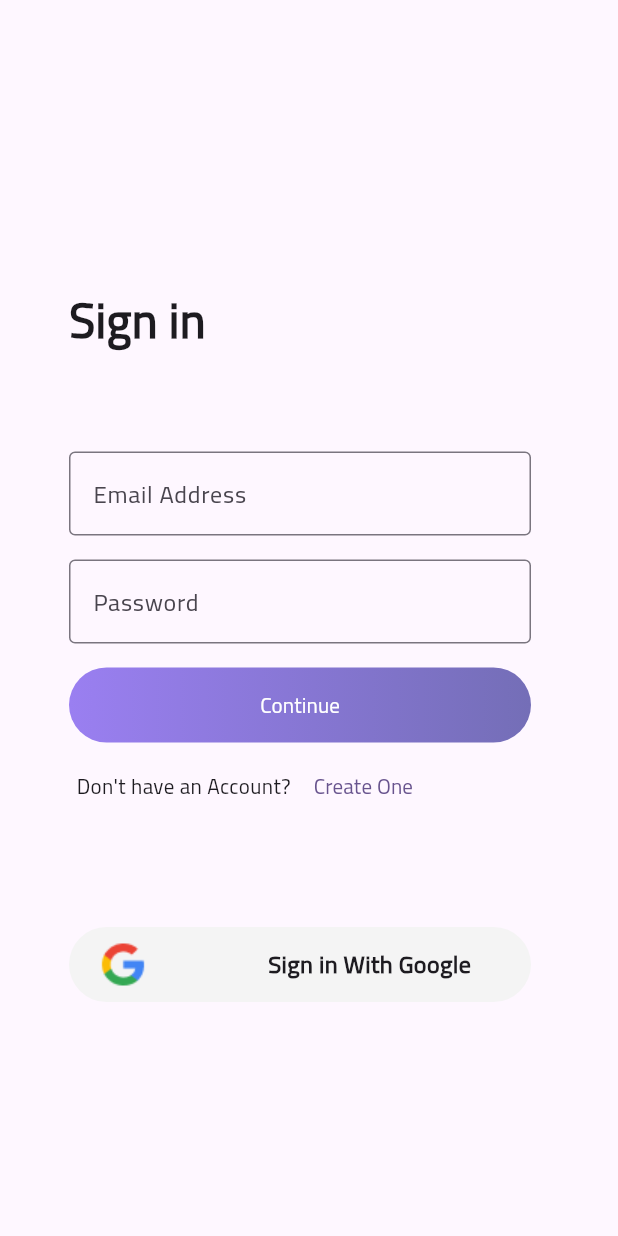
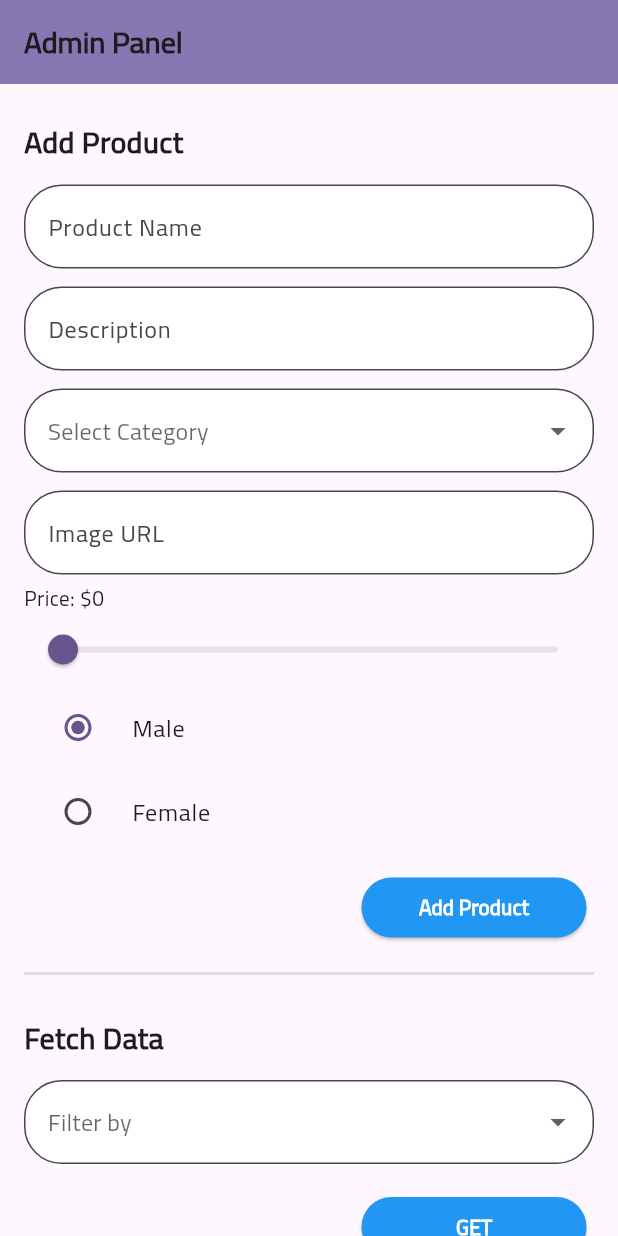
Before and after one commit to mohamedmahmoud1212/stylesphere, a Flutter app: the screen it shows after launch, on a phone screen of 412 x 824 dp. Run offline on Flutter 3.47's test engine with Material 3 defaults, Android fonts, the phone set to English and light mode, and no system bars; our stand-ins replace bloc, cloud_firestore, firebase_auth, firebase_core, google_sign_in, hexcolor and 2 more; missing offline and left inert: backendless_sdk; accounts and stored records are empty.

Commit message:
admin panel

```diff
--- a/lib/main.dart
+++ b/lib/main.dart
@@ -1,7 +1,7 @@
 import 'package:flutter/material.dart';
 import 'package:stylesphere/controllers/sharedpre.dart';
 import 'package:firebase_core/firebase_core.dart';
-import 'package:stylesphere/screen/LoginScreen.dart';
+import 'package:stylesphere/screen/adminPanel.dart';
 import 'package:stylesphere/screen/home_screen.dart';
 import 'package:stylesphere/screen/sign_proccess/signin_screen.dart';
 import '../firebase_options.dart';
@@ -34,7 +34,7 @@ class MyApp extends StatelessWidget {
         colorScheme: ColorScheme.fromSeed(seedColor: Colors.deepPurple),
         useMaterial3: true,
       ),
-      home: SignIn(),
+      home: AdminPanel(),
     );
   }
 }
--- /dev/null
+++ b/lib/screen/adminPanel.dart
@@ -0,0 +1,300 @@
+// ignore: file_names
+import 'package:flutter/material.dart';
+import 'package:stylesphere/controllers/firebase_func.dart';
+
+class AdminPanel extends StatefulWidget {
+  @override
+  _AdminPanelState createState() => _AdminPanelState();
+}
+
+class _AdminPanelState extends State<AdminPanel> {
+  final TextEditingController _nameController = TextEditingController();
+  final TextEditingController _descriptionController = TextEditingController();
+  final TextEditingController _imageController = TextEditingController();
+  final TextEditingController _GUIDController = TextEditingController();
+  final TextEditingController _emailController = TextEditingController();
+  String? _selectedCategory;
+  String? _selectedCategory2;
+
+  String? _selectedGender = 'Male';
+  String? _selectedGender2 = 'Male';
+
+  double _price = 0.0;
+  double _price2 = 0.0;
+
+  String? _fetchFilter;
+  final Map<String, Widget> _fetchInputs = {};
+  final List<String> _categoriesMale = [
+    'Top',
+    'Bottom',
+    'Shoes',
+    'Bags',
+    'Accessories'
+  ];
+  final List<String> _categoriesFemale = [
+    'Top',
+    'Bottom',
+    'Dress',
+    'Shoes',
+    'Accessories',
+    'Bags',
+    'Makeup',
+    'SkinCare'
+  ];
+  final List<String> _fetchOptions = [
+    'All',
+    'Filter by Name',
+    'Filter by Category',
+    'Filter by Gender',
+    'Filter by Price'
+  ];
+
+  @override
+  Widget build(BuildContext context) {
+    return Scaffold(
+      appBar: AppBar(
+        title:
+            Text("Admin Panel", style: TextStyle(fontWeight: FontWeight.bold)),
+        backgroundColor: Color(0xFF8678B2),
+      ),
+      body: SingleChildScrollView(
+        child: Padding(
+          padding: EdgeInsets.all(16.0),
+          child: Column(
+            crossAxisAlignment: CrossAxisAlignment.start,
+            children: [
+              _buildSectionTitle("Add Product"),
+              _buildTextField(_nameController, "Product Name"),
+              _buildTextField(_descriptionController, "Description"),
+              _buildDropdown("Select Category", _getAvailableCategories(),
+                  (value) {
+                setState(() {
+                  _selectedCategory = value;
+                });
+              }, _selectedCategory),
+              _buildTextField(_imageController, "Image URL"),
+              _buildPriceSlider(),
+              _buildGenderRadioButtons(),
+              _space(),
+              _buildActionButtonRow(
+                  "Add Product", Colors.blue, _handleAddProduct),
+              _space(),
+              _buildDivider(),
+              _space(),
+              _buildSectionTitle("Fetch Data"),
+              _buildDropdown("Filter by", _fetchOptions, (value) {
+                setState(() {
+                  _fetchFilter = value;
+                  _fetchInputs['input'] = _createFetchInput();
+                });
+              }, _fetchFilter),
+              _fetchInputs['input'] ?? SizedBox.shrink(),
+              _space(),
+              _buildActionButtonRow("GET", Colors.blue, _handleFetchData),
+              _space(),
+              _buildDivider(),
+              _buildSectionTitle("Delete Product"),
+              _buildTextField(_GUIDController, "Product GUID"),
+              _space(),
+              _buildActionButtonRow(
+                  "Delete Product", Colors.red, _handleDeleteProduct),
+              _space(),
+              _buildDivider(),
+              _buildSectionTitle("Delete User"),
+              _buildTextField(_emailController, "User Email"),
+              _space(),
+              _buildActionButtonRow(
+                  "Delete User", Colors.red, _handleDeleteUser),
+              _space(),
+            ],
+          ),
+        ),
+      ),
+    );
+  }
+
+  Widget _buildSectionTitle(String title) {
+    return Padding(
+      padding: const EdgeInsets.symmetric(vertical: 8.0),
+      child: Text(
+        title,
+        style: TextStyle(fontSize: 20, fontWeight: FontWeight.bold),
+      ),
+    );
+  }
+
+  Widget _buildTextField(TextEditingController controller, String label) {
+    return Padding(
+      padding: const EdgeInsets.symmetric(vertical: 6.0),
+      child: TextField(
+        controller: controller,
+        decoration: InputDecoration(
+          labelText: label,
+          filled: true,
+          fillColor: Colors.white,
+          border: OutlineInputBorder(borderRadius: BorderRadius.circular(25.0)),
+        ),
+      ),
+    );
+  }
+
+  Widget _buildDropdown(String hint, List<String> items,
+      ValueChanged<String?>? onChanged, String? value) {
+    return Padding(
+      padding: const EdgeInsets.symmetric(vertical: 6.0),
+      child: DropdownButtonFormField<String>(
+        decoration: InputDecoration(
+          filled: true,
+          fillColor: Colors.white,
+          border: OutlineInputBorder(borderRadius: BorderRadius.circular(25.0)),
+        ),
+        value: value,
+        hint: Text(hint),
+        onChanged: onChanged,
+        items: items
+            .map((item) => DropdownMenuItem(child: Text(item), value: item))
+            .toList(),
+      ),
+    );
+  }
+
+  Widget _buildPriceSlider() {
+    return Column(
+      crossAxisAlignment: CrossAxisAlignment.start,
+      children: [
+        Text("Price: \$${_price.toStringAsFixed(0)}"),
+        Slider(
+          value: _price,
+          min: 0,
+          max: 999,
+          divisions: 999,
+          label: "\$${_price.toStringAsFixed(0)}",
+          onChanged: (value) => setState(() => _price = value),
+        ),
+      ],
+    );
+  }
+
+  Widget _buildPriceSlider2() {
+    return StatefulBuilder(builder: (context, setState) {
+      return Column(
+        crossAxisAlignment: CrossAxisAlignment.start,
+        children: [
+          Text("Price: \$${_price2.toStringAsFixed(0)}"),
+          Slider(
+            value: _price2,
+            min: 0,
+            max: 999,
+            divisions: 999,
+            label: "\$${_price2.toStringAsFixed(0)}",
+            onChanged: (value) => setState(() => _price2 = value),
+          ),
+        ],
+      );
+    });
+  }
+
+  Widget _buildGenderRadioButtons() {
+    return Column(
+      children: ['Male', 'Female'].map((gender) {
+        return RadioListTile<String>(
+          title: Text(gender),
+          value: gender,
+          groupValue: _selectedGender,
+          onChanged: (value) => setState(() {
+            _selectedGender = value;
+            _selectedCategory = null;
+          }),
+        );
+      }).toList(),
+    );
+  }
+
+  Widget _buildGenderRadioButtons2() {
+    return StatefulBuilder(
+      builder: (context, setState) {
+        return Column(
+          children: ['Male', 'Female'].map((gender) {
+            return RadioListTile<String>(
+              title: Text(gender),
+              value: gender,
+              groupValue: _selectedGender2,
+              onChanged: (val) {
+                setState(() {
+                  _selectedGender2 = val;
+                  _selectedCategory2 = null;
+                });
+              },
+            );
+          }).toList(),
+        );
+      },
+    );
+  }
+
+  Widget _createFetchInput() {
+    if (_fetchFilter == 'Filter by Price') {
+      return _buildPriceSlider2();
+    } else if (_fetchFilter == 'Filter by Gender') {
+      return _buildGenderRadioButtons2();
+    } else if (_fetchFilter == 'All') {
+      return SizedBox();
+    } else if (_fetchFilter == 'Filter by Category') {
+      return _buildDropdown("Select Category", _categoriesFemale, (value) {
+        setState(() {
+          _selectedCategory2 = value;
+        });
+      }, _selectedCategory2);
+    } else {
+      return _buildTextField(TextEditingController(), _fetchFilter ?? '');
+    }
+  }
+
+  Widget _buildActionButtonRow(
+      String label, Color color, VoidCallback onPressed) {
+    return Padding(
+      padding: const EdgeInsets.only(right: 5.0),
+      child: Row(
+        mainAxisAlignment: MainAxisAlignment.end,
+        children: [
+          ElevatedButton(
+            style: ElevatedButton.styleFrom(
+                backgroundColor: color,
+                foregroundColor: Colors.white,
+                fixedSize: Size(150, 35)),
+            onPressed: onPressed,
+            child: Text(label, style: TextStyle(fontWeight: FontWeight.bold)),
+          ),
+        ],
+      ),
+    );
+  }
+
+  List<String> _getAvailableCategories() {
+    return _selectedGender == 'Male' ? _categoriesMale : _categoriesFemale;
+  }
+
+  Widget _space() {
+    return SizedBox(height: 12);
+  }
+
+  Widget _buildDivider() {
+    return Divider(thickness: 2, color: Colors.grey[300]);
+  }
+
+  void _handleAddProduct() {
+    print("Adding product with details: ${_nameController.text}");
+  }
+
+  void _handleFetchData() {
+    print("Fetching data based on $_fetchFilter");
+  }
+
+  void _handleDeleteProduct() {
+    print("Deleting product with GUID: ${_GUIDController.text}");
+  }
+
+  void _handleDeleteUser() {
+    print("Deleting user with Email: ${_emailController.text}");
+  }
+}
--- a/lib/screen/sign_proccess/signin_screen.dart
+++ b/lib/screen/sign_proccess/signin_screen.dart
@@ -145,5 +145,5 @@ class _SignInState extends State<SignIn> {
   }
 }
 
-//8678B2,,,9A7FF1  9A7FF1
+//8678B2,,,9A7FF1
 //635EA4,,,746EB7
```
Also changed, not shown: lib/screen/LoginScreen.dart (deleted, +0 -146 lines).
